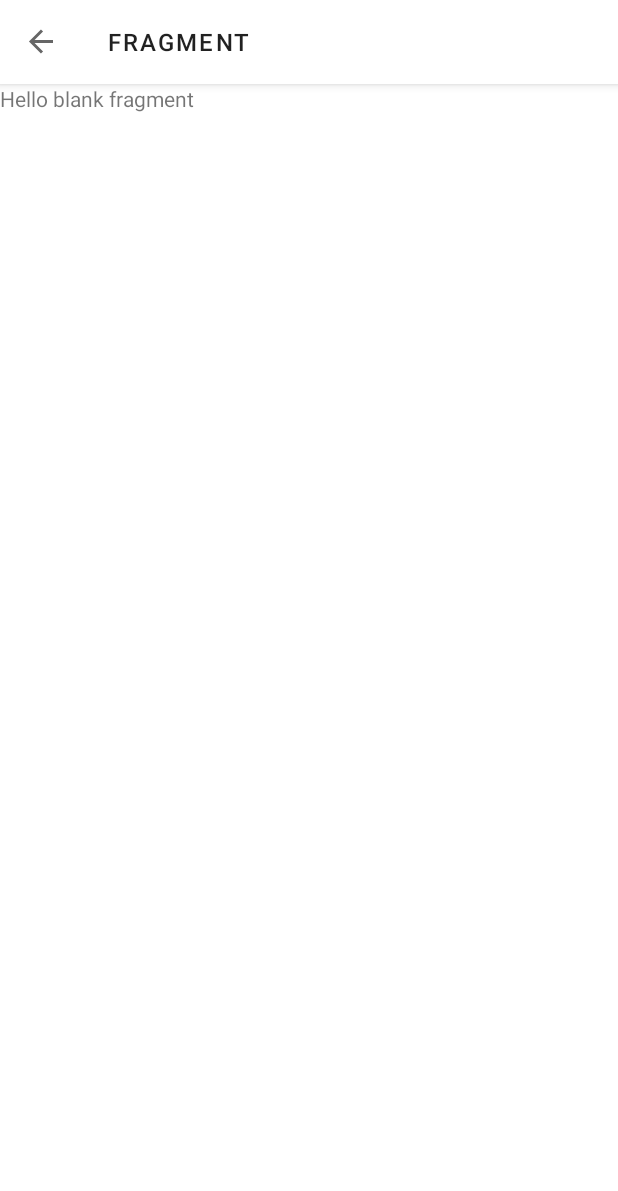
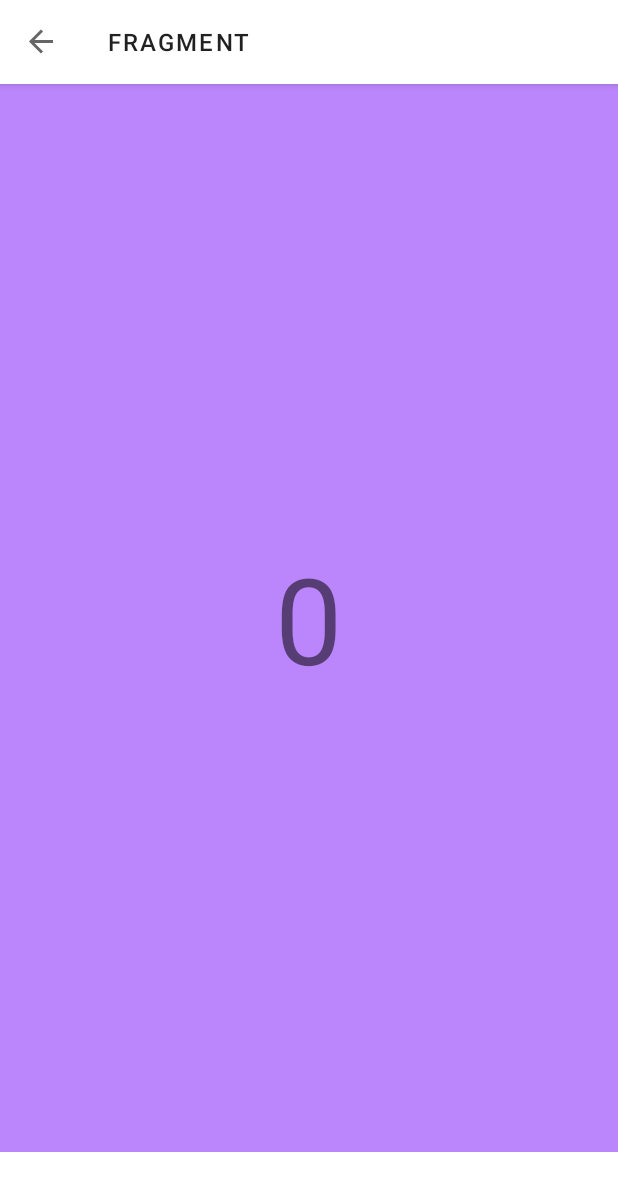
Before and after one commit to Marsiius/MyPet, an Android app: the BlankFragment screen opened through its navigation route, on a phone screen of 412 x 824 dp. Shown: the top 1191 px of the screen. Run offline under Robolectric (Android 15) with nearby library versions, the phone set to English and light mode, and no system bars; our stand-ins replace navigation-ui.

Commit message:
new stepCounter fragment

```diff
--- a/app/src/main/java/it/pdm/app/BlankFragment.kt
+++ b/app/src/main/java/it/pdm/app/BlankFragment.kt
@@ -1,15 +1,26 @@
 package it.pdm.app
 
+import android.annotation.SuppressLint
+import android.hardware.SensorManager
 import android.os.Bundle
 import androidx.fragment.app.Fragment
 import android.view.LayoutInflater
 import android.view.View
 import android.view.ViewGroup
+import android.content.Context
+import android.hardware.Sensor
+import android.hardware.SensorEvent
+import android.hardware.SensorEventListener
+//import android.support.v7.app.AppCompatActivity
+import android.widget.Toast
 import it.pdm.app.databinding.FragmentBinding
-import it.pdm.app.databinding.FragmentHomeBinding
+import kotlinx.android.synthetic.main.activity_main.*
+import kotlinx.android.synthetic.main.fragment_settings.*
 
-class BlankFragment : Fragment() {
+class BlankFragment : Fragment(), SensorEventListener {
 
+    var running = false
+    var sensorManager: SensorManager? = null
     private lateinit var binding: FragmentBinding
 
     override fun onCreateView(
@@ -21,8 +32,38 @@ class BlankFragment : Fragment() {
 
     }
 
-   fun onBackPressed(){
 
-   }
+
+    override fun onCreate(savedInstanceState: Bundle?) {
+        super.onCreate(savedInstanceState)
+        //sensorManager = getSystemService(Context.SENSOR_SERVICE) as SensorManager
+        sensorManager = activity?.getSystemService(Context.SENSOR_SERVICE) as SensorManager
+    }
+
+    override fun onResume() {
+        super.onResume()
+        running = true
+        var stepsSensor = sensorManager?.getDefaultSensor(Sensor.TYPE_STEP_COUNTER)
+
+        if (stepsSensor == null) {
+            Toast.makeText(activity, "No Step Counter Sensor !", Toast.LENGTH_SHORT).show()
+        } else {
+            sensorManager?.registerListener(this, stepsSensor, SensorManager.SENSOR_DELAY_UI)
+        }
+    }
+    override fun onPause() {
+        super.onPause()
+        running = false
+        sensorManager?.unregisterListener(this)
+    }
+    override fun onAccuracyChanged(p0: Sensor?, p1: Int) {
+    }
+
+    @SuppressLint("SetTextI18n")
+    override fun onSensorChanged(event: SensorEvent) {
+        if (running) {
+            stepsValue.setText("" + event.values[0])
+        }
+    }
 
 }
--- a/app/src/main/java/it/pdm/app/StepService.kt
+++ b/app/src/main/java/it/pdm/app/StepService.kt
@@ -49,7 +49,7 @@ class StepService : Service(), SensorEventListener {
 
     override fun onSensorChanged(event: SensorEvent?) {
         if(running){
-            Log.d("Tracking","Sto trackando")
+            Log.d("Tracking","passo")
             // Toast.makeText(this, "Running", Toast.LENGTH_SHORT).show()
             //totalSteps = event!!.values[0]
             //val currentSteps = totalSteps.toInt() - previousTotalSteps.toInt()
--- a/app/src/main/res/layout/fragment.xml
+++ b/app/src/main/res/layout/fragment.xml
@@ -1,14 +1,18 @@
 <?xml version="1.0" encoding="utf-8"?>
-<FrameLayout xmlns:android="http://schemas.android.com/apk/res/android"
+<RelativeLayout xmlns:android="http://schemas.android.com/apk/res/android"
     xmlns:tools="http://schemas.android.com/tools"
     android:layout_width="match_parent"
     android:layout_height="match_parent"
+    android:background="@color/purple_200"
     tools:context=".BlankFragment">
 
     <!-- TODO: Update blank fragment layout -->
     <TextView
-        android:layout_width="match_parent"
-        android:layout_height="match_parent"
-        android:text="@string/hello_blank_fragment" />
+        android:id="@+id/stepsValue"
+        android:layout_centerInParent="true"
+        android:textSize="80sp"
+        android:layout_width="wrap_content"
+        android:layout_height="wrap_content"
+        android:text="@string/_0" />
 
-</FrameLayout>
+</RelativeLayout>
--- a/app/src/main/res/values/strings.xml
+++ b/app/src/main/res/values/strings.xml
@@ -2,4 +2,5 @@
     <string name="app_name">App</string>
     <!-- TODO: Remove or change this placeholder text -->
     <string name="hello_blank_fragment">Hello blank fragment</string>
+    <string name="_0">0</string>
 </resources>
```
